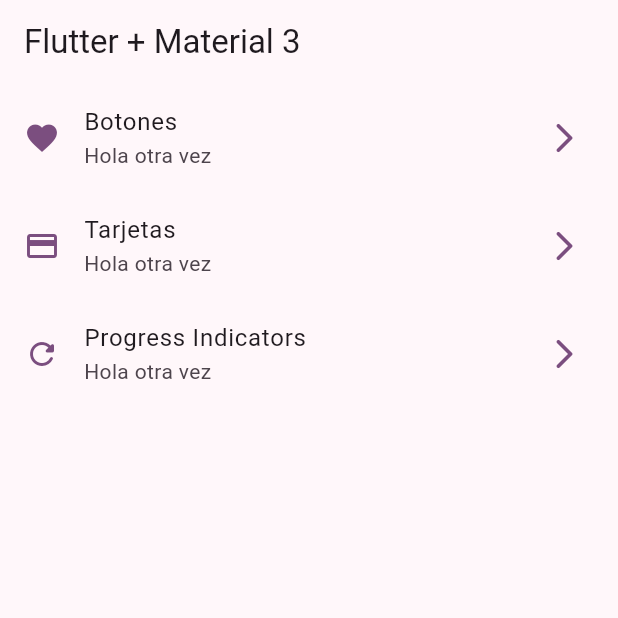
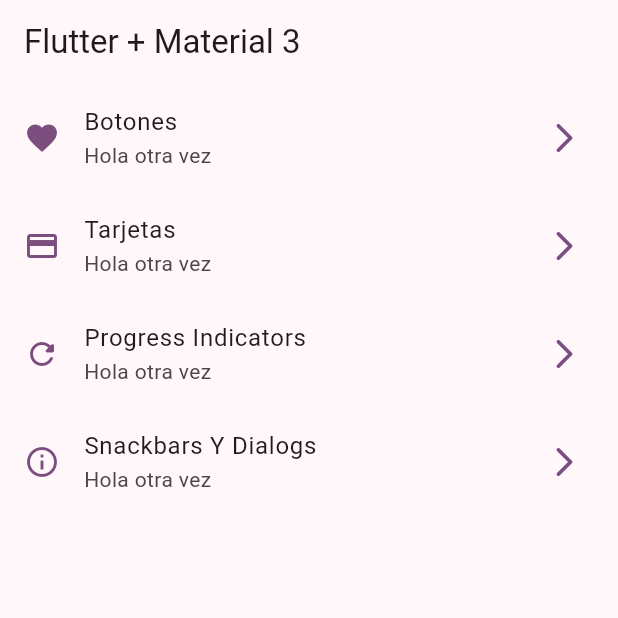
Before and after one commit to josbertjg/widgets_app, a Flutter app: the screen it shows after launch, on a phone screen of 412 x 824 dp, the top half of it. Run offline on Flutter 3.47's test engine with Material 3 defaults, Android fonts, the phone set to English and light mode, and no system bars; our stand-ins replace go_router.

Commit message:
Finished snackbars dialogs screen

```diff
--- a/lib/config/router/routes.dart
+++ b/lib/config/router/routes.dart
@@ -48,4 +48,11 @@ const appRoutes = <RouteItem>[
       link: "/progress",
       icon: Icons.refresh_rounded,
       screen: ProgressScreen()),
+  RouteItem(
+      name: SnackbarScreen.name,
+      title: "Snackbars Y Dialogs",
+      subtitle: "Hola otra vez",
+      link: "/snackbars",
+      icon: Icons.info_outline,
+      screen: SnackbarScreen()),
 ];
--- a/lib/main.dart
+++ b/lib/main.dart
@@ -12,6 +12,7 @@ class MainApp extends StatelessWidget {
   @override
   Widget build(BuildContext context) {
     return MaterialApp.router(
+      title: "Widgets App",
       routerConfig: appRouter,
       theme: AppTheme(selectedColor: 2).getTheme(),
       debugShowCheckedModeBanner: false,
```
Also changed, not shown: lib/presentation/screens/snackbar/snackbar_screen.dart (+55 -1 lines).
